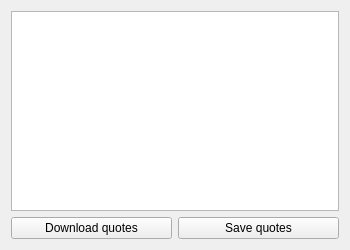
Qt form src/views/ui_files/forms/quotes_update_form.ui (JakubFranek/Kapytal) before a commit.
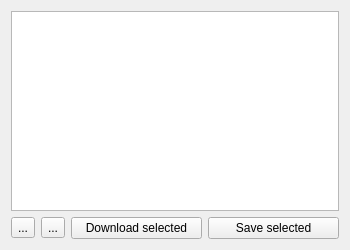
The same form after that commit.

Commit message:
Implement quote saving in QuotesUpdateForm
Add Select/Unselect All tool buttons to QuotesUpdateForm.
Add show_info_box function to src/views/utilities/message_box_functions
module.
Fix QuotesUpdateTableModel check state not updating after
load_checked_items method call.
Fix Account Tree Checked Account Balance not updating on data update.

```diff
--- a/src/views/ui_files/forms/quotes_update_form.ui
+++ b/src/views/ui_files/forms/quotes_update_form.ui
@@ -47,17 +47,31 @@
    </item>
    <item>
     <layout class="QHBoxLayout" name="horizontalLayout">
+     <item>
+      <widget class="QToolButton" name="selectAllToolButton">
+       <property name="text">
+        <string>...</string>
+       </property>
+      </widget>
+     </item>
+     <item>
+      <widget class="QToolButton" name="unselectAllToolButton">
+       <property name="text">
+        <string>...</string>
+       </property>
+      </widget>
+     </item>
      <item>
       <widget class="QPushButton" name="downloadQuotesPushButton">
        <property name="text">
-        <string>Download quotes</string>
+        <string>Download selected</string>
        </property>
       </widget>
      </item>
      <item>
       <widget class="QPushButton" name="saveQuotesPushButton">
        <property name="text">
-        <string>Save quotes</string>
+        <string>Save selected</string>
        </property>
       </widget>
      </item>
```
Left out of the diff: 10 changed lines with no effect on the pictures. The commit also changes 7 other files.
